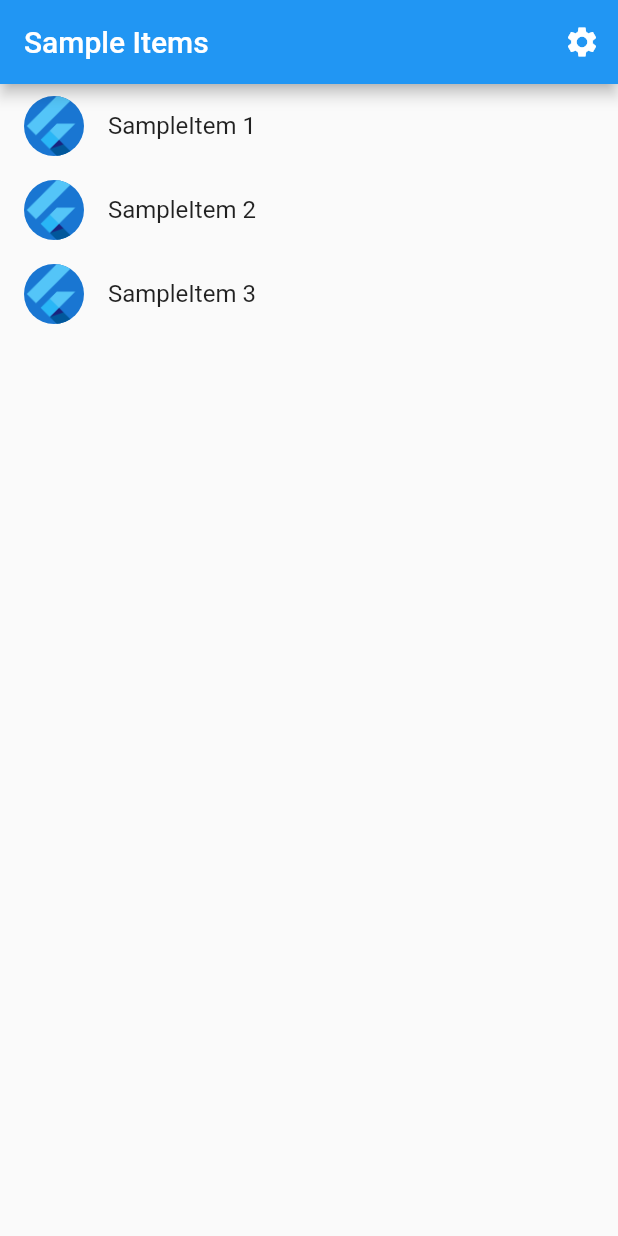
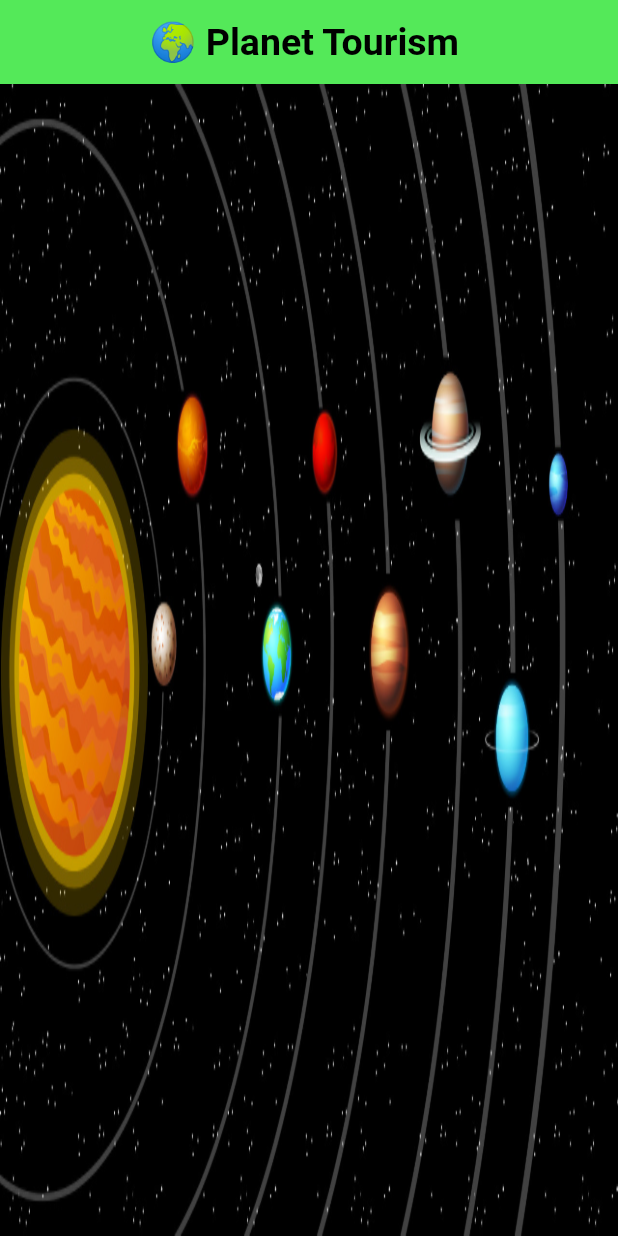
Before and after one commit to AlexitoSnow/proyect_polaris, a Flutter app: the screen it shows after launch, on a phone screen of 412 x 824 dp. Run offline on Flutter 3.47's test engine with Material 2 defaults, Android fonts, the phone set to English and light mode, and no system bars; generated files the repository leaves out were written again.

Commit message:
Intro Page Bakground Planets

```diff
--- /dev/null
+++ b/lib/src/sample_feature/inrto_page.dart
@@ -0,0 +1,73 @@
+import 'package:flutter/material.dart';
+import 'package:proyect_polaris/src/sample_feature/tierra_page.dart';
+
+/// Displays detailed information about a SampleItem.
+class Intro extends StatelessWidget {
+  const Intro({super.key});
+
+  static const routeName = '/';
+
+  @override
+  Widget build(BuildContext context) {
+    double width = MediaQuery.of(context).size.width;
+
+    return Scaffold(
+        appBar: AppBar(
+          title: const Text('🌍 Planet Tourism '),
+          centerTitle: true,
+          elevation: 0,
+          backgroundColor: const Color.fromARGB(255, 84, 233, 89),
+          titleTextStyle: const TextStyle(
+              color: Colors.black, fontWeight: FontWeight.bold, fontSize: 25),
+          titleSpacing: 0.5,
+        ),
+        body: Stack(children: [
+          Container(
+            decoration: const BoxDecoration(
+              color: Colors.black,
+              image: DecorationImage(
+                  image: AssetImage(
+                      'assets/images/planets/planetary_tourism.jpeg'),
+                  fit: BoxFit.fill),
+            ),
+            width: width,
+          ),
+          const ContainerPos(ubicacionX: 830.0, ubicacionY: 410.0)
+        ]));
+  }
+}
+
+class ContainerPos extends StatelessWidget {
+  const ContainerPos({
+    super.key,
+    required this.ubicacionX,
+    required this.ubicacionY,
+  });
+
+  final double ubicacionX;
+  final double ubicacionY;
+
+  @override
+  Widget build(BuildContext context) {
+    return Positioned(
+      left: ubicacionX,
+      top: ubicacionY,
+      child: GestureDetector(
+        onTap: () {
+          Navigator.push(
+              context,
+              MaterialPageRoute(
+                builder: (context) => const TierraApp(),
+              ));
+        },
+        child: Container(
+          decoration: BoxDecoration(
+              borderRadius: BorderRadius.circular(100),
+              color: Colors.transparent),
+          width: 60.0, // Ancho del área interactiva
+          height: 60.0, // Alto del área interactiva
+        ),
+      ),
+    );
+  }
+}
--- a/lib/src/sample_feature/sample_item.dart
+++ /dev/null
@@ -1,6 +0,0 @@
-/// A placeholder class that represents an entity or model.
-class SampleItem {
-  const SampleItem(this.id);
-
-  final int id;
-}
--- a/lib/src/sample_feature/sample_item_list_view.dart
+++ /dev/null
@@ -1,71 +0,0 @@
-import 'package:flutter/material.dart';
-
-import '../settings/settings_view.dart';
-import 'sample_item.dart';
-import 'sample_item_details_view.dart';
-
-/// Displays a list of SampleItems.
-class SampleItemListView extends StatelessWidget {
-  const SampleItemListView({
-    super.key,
-    this.items = const [SampleItem(1), SampleItem(2), SampleItem(3)],
-  });
-
-  static const routeName = '/';
-
-  final List<SampleItem> items;
-
-  @override
-  Widget build(BuildContext context) {
-    return Scaffold(
-      appBar: AppBar(
-        title: const Text('Sample Items'),
-        actions: [
-          IconButton(
-            icon: const Icon(Icons.settings),
-            onPressed: () {
-              // Navigate to the settings page. If the user leaves and returns
-              // to the app after it has been killed while running in the
-              // background, the navigation stack is restored.
-              Navigator.restorablePushNamed(context, SettingsView.routeName);
-            },
-          ),
-        ],
-      ),
-
-      // To work with lists that may contain a large number of items, it’s best
-      // to use the ListView.builder constructor.
-      //
-      // In contrast to the default ListView constructor, which requires
-      // building all Widgets up front, the ListView.builder constructor lazily
-      // builds Widgets as they’re scrolled into view.
-      body: ListView.builder(
-        // Providing a restorationId allows the ListView to restore the
-        // scroll position when a user leaves and returns to the app after it
-        // has been killed while running in the background.
-        restorationId: 'sampleItemListView',
-        itemCount: items.length,
-        itemBuilder: (BuildContext context, int index) {
-          final item = items[index];
-
-          return ListTile(
-            title: Text('SampleItem ${item.id}'),
-            leading: const CircleAvatar(
-              // Display the Flutter Logo image asset.
-              foregroundImage: AssetImage('assets/images/flutter_logo.png'),
-            ),
-            onTap: () {
-              // Navigate to the details page. If the user leaves and returns to
-              // the app after it has been killed while running in the
-              // background, the navigation stack is restored.
-              Navigator.restorablePushNamed(
-                context,
-                SampleItemDetailsView.routeName,
-              );
-            }
-          );
-        },
-      ),
-    );
-  }
-}
--- a/pubspec.yaml
+++ b/pubspec.yaml
@@ -29,4 +29,4 @@ flutter:
 
   assets:
     # Add assets from the images directory to the application.
-    - assets/images/
+    - assets/images/planets/
```
Also changed, not shown: lib/src/app.dart (+8 -7 lines), lib/src/sample_feature/sample_item_details_view.dart (deleted, +0 -20 lines), lib/src/sample_feature/tierra_page.dart (added, +15 -0 lines), assets/images/planets/background.jpg (added), assets/images/planets/planetary_tourism.jpeg (added), assets/images/planets/planets.jpg (added), assets/images/planets/universe.jpeg (added).
